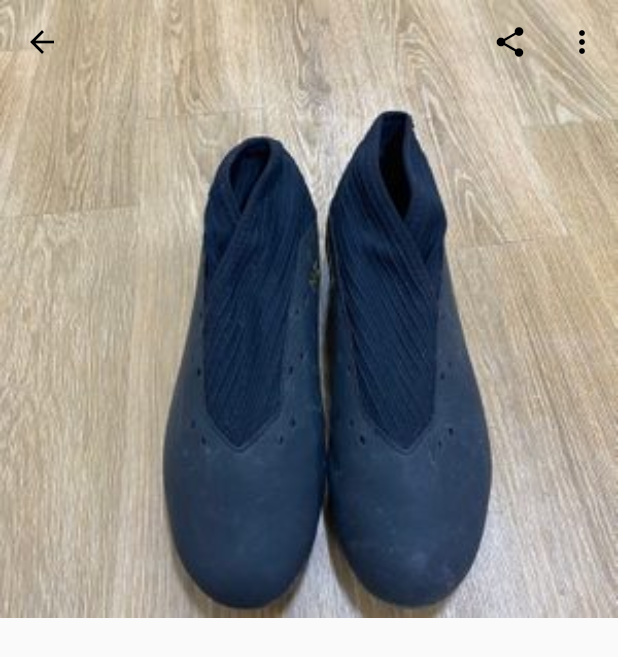
After one commit to kicok/flutter_carrot_market_ex, a Flutter app: the screen it shows after launch, after a tap on "네메시스 축구화275", on a phone screen of 412 x 824 dp. The commit adds this screen. Shown: the top 657 px of the screen. Run offline on Flutter 3.47's test engine with Material 2 defaults, Android fonts, the phone set to English and light mode, and no system bars; our stand-ins replace flutter_svg.

Commit message:
add detail with hero

```diff
--- /dev/null
+++ b/lib/page/detail.dart
@@ -0,0 +1,52 @@
+import 'dart:ui';
+
+import 'package:flutter/material.dart';
+
+class DetailContentView extends StatefulWidget {
+  final Map<String, String> data;
+  const DetailContentView({Key? key, required this.data}) : super(key: key);
+
+  @override
+  _DetailContentViewState createState() => _DetailContentViewState();
+}
+
+class _DetailContentViewState extends State<DetailContentView> {
+  late Size size;
+  @override
+  void didChangeDependencies() {
+    super.didChangeDependencies();
+    size = MediaQuery.of(context).size;
+  }
+
+  PreferredSizeWidget _appBarWidget() {
+    return AppBar(
+      backgroundColor: Colors.transparent,
+      elevation: 0,
+      actions: [
+        IconButton(onPressed: () {}, icon: const Icon(Icons.share)),
+        IconButton(onPressed: () {}, icon: const Icon(Icons.more_vert)),
+      ],
+    );
+  }
+
+  Widget _bodyWidget() {
+    return Hero(
+      tag: widget.data['cid'].toString(),
+      child: Image.asset(
+        widget.data['image'].toString(),
+        width: size.width,
+        height: size.height / 2,
+        fit: BoxFit.fill,
+      ),
+    );
+  }
+
+  @override
+  Widget build(BuildContext context) {
+    return Scaffold(
+      extendBodyBehindAppBar: true, // body를 AppBar 영역 뒤까지 확장한다는 의미
+      appBar: _appBarWidget(),
+      body: _bodyWidget(),
+    );
+  }
+}
--- a/lib/page/home.dart
+++ b/lib/page/home.dart
@@ -1,4 +1,5 @@
 import 'package:flutter/material.dart';
+import 'package:flutter_carror_market_ex/page/detail.dart';
 import 'package:flutter_carror_market_ex/repository/contents_repository.dart';
 import 'package:flutter_svg/svg.dart';
 import 'package:intl/intl.dart';
@@ -103,16 +104,25 @@ class _HomeState extends State<Home> {
           padding: const EdgeInsets.symmetric(horizontal: 10),
           itemCount: datas.length,
           itemBuilder: (context, index) {
-            return Container(
+            return GestureDetector(
+              onTap: () {
+                Navigator.push(context, MaterialPageRoute(builder: (context) {
+                  return DetailContentView(data: datas[index]);
+                }));
+              },
+              child: Container(
                 padding: const EdgeInsets.symmetric(vertical: 10),
                 child: Row(
                   children: [
                     ClipRRect(
                       borderRadius: BorderRadius.circular(10),
+                      child: Hero(
+                        tag: datas[index]['cid'].toString(),
                         child: Image.asset(
                           datas[index]['image'].toString(),
                           width: 100,
                           height: 100,
+                        ),
                       ),
                     ),
                     Expanded(
@@ -136,7 +146,8 @@ class _HomeState extends State<Home> {
                             Text(
                               calcStringToWon(
                                   _stringChange(datas[index]['price'])),
-                            style: const TextStyle(fontWeight: FontWeight.w500),
+                              style:
+                                  const TextStyle(fontWeight: FontWeight.w500),
                             ),
                             Row(
                               crossAxisAlignment: CrossAxisAlignment.end,
@@ -156,6 +167,7 @@ class _HomeState extends State<Home> {
                       ),
                     )
                   ],
+                ),
               ),
             );
           },
```
Lines whose indentation alone changed are shown as unchanged.
